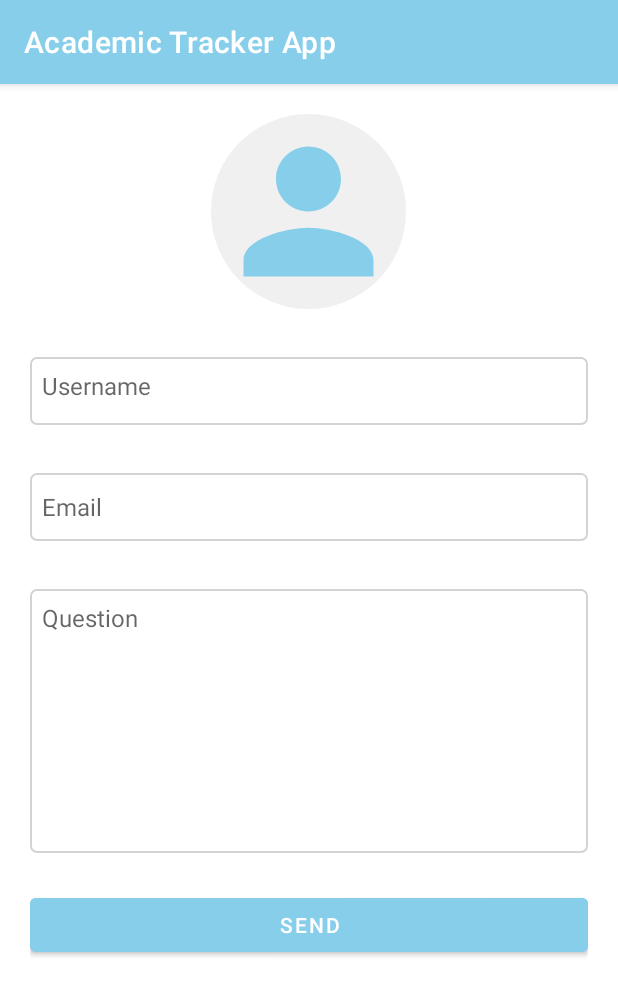
After one commit to ProdigyProjects/Academic_Tracker_App, an Android app built with Jetpack Compose: the fragment SupportFragment shown on its own in the app's theme, on a phone screen of 412 x 824 dp. The commit adds this screen. Shown: the top 996 px of the screen. Run offline under Robolectric (Android 15) with nearby library versions, the phone set to English and light mode, and no system bars.

Commit message:
knew user support files

```diff
--- a/app/src/main/AndroidManifest.xml
+++ b/app/src/main/AndroidManifest.xml
@@ -36,13 +36,14 @@
             </intent-filter>
         </activity>
         <activity
-            android:id="@+id/navigation_timetable"
             android:name=".Imraan.TimeTable.TimetableActivity"
             android:label="Timetable"  />
         <activity
-            android:id="@+id/navigation_timetable_creation"
             android:name=".Imraan.TimeTable.TaskCreationActivity"
             android:label="Add Module/Task" />
+        <activity
+            android:name=".Imraan.userEngagement.SupportActivity"
+            android:label="User Support" />
         <activity
             android:name=".katiana.login.LoginFragment"
             android:exported="false"
--- /dev/null
+++ b/app/src/main/java/com/example/academictrackerapp/Imraan/userEngagement/SupportFragment.kt
@@ -0,0 +1,31 @@
+package com.example.academictrackerapp.Imraan.userEngagement
+
+import android.os.Bundle
+import android.view.LayoutInflater
+import android.view.View
+import android.view.ViewGroup
+import androidx.fragment.app.Fragment
+import com.example.academictrackerapp.databinding.FragmentSupportBinding
+
+class SupportFragment : Fragment() {
+
+    private var _binding: FragmentSupportBinding? = null
+    private val binding get() = _binding!!
+
+    override fun onCreateView(
+        inflater: LayoutInflater,
+        container: ViewGroup?,
+        savedInstanceState: Bundle?
+    ): View {
+        _binding = FragmentSupportBinding.inflate(inflater, container, false)
+        val root: View = binding.root
+
+
+        return root
+    }
+
+    override fun onDestroyView() {
+        super.onDestroyView()
+        _binding = null
+    }
+}
--- a/app/src/main/java/com/example/academictrackerapp/imraan/tracking/TrackingActivity.kt
+++ b/app/src/main/java/com/example/academictrackerapp/imraan/tracking/TrackingActivity.kt
@@ -1,4 +1,4 @@
-package com.example.academictrackerapp.imraan.tracking
+package com.example.academictrackerapp.Imraan.tracking
 
 
 import android.os.Bundle
--- a/app/src/main/java/com/example/academictrackerapp/imraan/userEngagement/SupportActivity.kt
+++ b/app/src/main/java/com/example/academictrackerapp/imraan/userEngagement/SupportActivity.kt
@@ -1,4 +1,4 @@
-package com.example.academictrackerapp.imraan.userEngagement
+package com.example.academictrackerapp.Imraan.userEngagement
 
 
 import android.os.Bundle
--- a/app/src/main/res/layout/fragment_profile.xml
+++ b/app/src/main/res/layout/fragment_profile.xml
@@ -17,7 +17,7 @@
 
         <com.google.android.material.imageview.ShapeableImageView
             android:id="@+id/profileImage"
-            android:layout_width="131dp"
+            android:layout_width="130dp"
             android:layout_height="130dp"
             android:layout_gravity="center"
             android:background="@drawable/circular_background"
--- /dev/null
+++ b/app/src/main/res/layout/fragment_support.xml
@@ -0,0 +1,71 @@
+<?xml version="1.0" encoding="utf-8"?>
+<ScrollView
+    xmlns:android="http://schemas.android.com/apk/res/android"
+    xmlns:app="http://schemas.android.com/apk/res-auto"
+    xmlns:tools="http://schemas.android.com/tools"
+    android:layout_width="match_parent"
+    android:layout_height="match_parent"
+    android:layout_marginBottom="58dp"
+    tools:context=".Imraan.userEngagement.SupportFragment">
+
+    <LinearLayout
+        android:layout_width="match_parent"
+        android:layout_height="wrap_content"
+        android:gravity="center"
+        android:padding="20dp"
+        android:orientation="vertical">
+
+        <ImageView
+            android:layout_width="130dp"
+            android:layout_height="130dp"
+            android:background="@drawable/circular_background"
+            android:scaleType="centerCrop"
+            android:src="@drawable/profile_placeholder"/>
+
+        <EditText
+            android:gravity="top|left"
+            android:layout_width="match_parent"
+            android:layout_height="45dp"
+            android:layout_marginTop="32dp"
+            android:hint="Username"
+            android:textSize="16dp"
+            android:background="@drawable/edit_text_background"
+            android:padding="8dp"
+            android:inputType="text"
+            android:id="@+id/username_input"/>
+
+        <EditText
+            android:layout_width="match_parent"
+            android:layout_height="45dp"
+            android:layout_marginTop="32dp"
+            android:hint="Email"
+            android:textSize="16dp"
+            android:background="@drawable/edit_text_background"
+            android:padding="8dp"
+            android:inputType="textEmailAddress"
+            android:id="@+id/Email"/>
+
+        <EditText
+            android:gravity="top|left"
+            android:layout_width="match_parent"
+            android:layout_height="176dp"
+            android:layout_marginTop="32dp"
+            android:background="@drawable/edit_text_background"
+            android:hint="Question"
+            android:inputType="text"
+            android:padding="8dp"
+            android:textSize="16dp" />
+
+        <Button
+            android:layout_gravity="right"
+            android:layout_width="match_parent"
+            android:layout_height="wrap_content"
+            android:backgroundTint="@color/primaryColor"
+            android:padding="8dp"
+            android:text="Send"
+            android:textColor="@color/white"
+            android:layout_marginTop="24dp"
+            />
+    </LinearLayout>
+
+</ScrollView>
```
Also changed, not shown: app/src/main/java/com/example/academictrackerapp/MainActivity.kt (+26 -2 lines), app/src/main/res/menu/top_menu.xml (+16 -1 lines), app/src/main/res/navigation/mobile_navigation.xml (+8 -6 lines).
